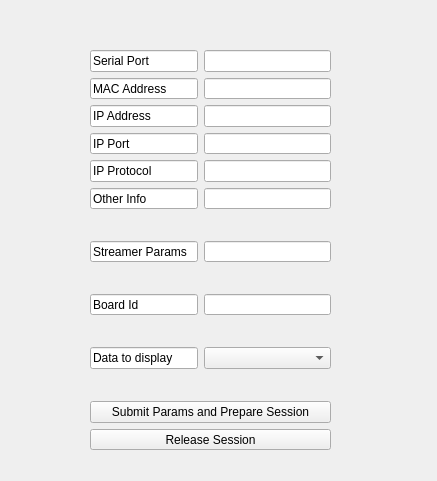
First picture: the form in applications/mne_scan/plugins/brainflowboard/FormFiles/brainflowsetupwidget.ui, repository mne-tools/mne-cpp, before the edit.
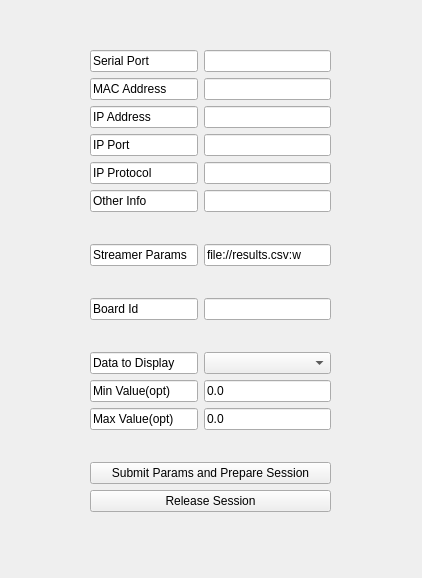
Second picture: the form after the edit.

The edit to the form file:
```diff
--- a/applications/mne_scan/plugins/brainflowboard/FormFiles/brainflowsetupwidget.ui
+++ b/applications/mne_scan/plugins/brainflowboard/FormFiles/brainflowsetupwidget.ui
@@ -6,8 +6,8 @@
    <rect>
     <x>0</x>
     <y>0</y>
-    <width>437</width>
-    <height>481</height>
+    <width>422</width>
+    <height>578</height>
    </rect>
   </property>
   <property name="windowTitle">
@@ -19,7 +19,7 @@
      <x>90</x>
      <y>50</y>
      <width>241</width>
-     <height>401</height>
+     <height>491</height>
     </rect>
    </property>
    <layout class="QFormLayout" name="formLayout">
@@ -122,7 +122,11 @@
      </widget>
     </item>
     <item row="7" column="1">
-     <widget class="QLineEdit" name="streamerParams"/>
+     <widget class="QLineEdit" name="streamerParams">
+      <property name="text">
+       <string>file://results.csv:w</string>
+      </property>
+     </widget>
     </item>
     <item row="8" column="0" colspan="2">
      <spacer name="horizontalSpacer">
@@ -150,7 +154,7 @@
     <item row="9" column="1">
      <widget class="QLineEdit" name="boardId"/>
     </item>
-    <item row="13" column="0" colspan="2">
+    <item row="15" column="0" colspan="2">
      <widget class="QPushButton" name="prepareSession">
       <property name="text">
        <string>Submit Params and Prepare Session</string>
@@ -160,7 +164,7 @@
     <item row="11" column="0">
      <widget class="QLineEdit" name="lineEdit_2">
       <property name="text">
-       <string>Data to display</string>
+       <string>Data to Display</string>
       </property>
       <property name="readOnly">
        <bool>true</bool>
@@ -183,26 +187,54 @@
     <item row="11" column="1">
      <widget class="QComboBox" name="dataType"/>
     </item>
-    <item row="12" column="0" colspan="2">
-     <spacer name="horizontalSpacer_4">
-      <property name="orientation">
-       <enum>Qt::Horizontal</enum>
-      </property>
-      <property name="sizeHint" stdset="0">
-       <size>
-        <width>40</width>
-        <height>20</height>
-       </size>
-      </property>
-     </spacer>
-    </item>
     <item row="14" column="0" colspan="2">
+     <spacer name="horizontalSpacer_4">
+      <property name="orientation">
+       <enum>Qt::Horizontal</enum>
+      </property>
+      <property name="sizeHint" stdset="0">
+       <size>
+        <width>40</width>
+        <height>20</height>
+       </size>
+      </property>
+     </spacer>
+    </item>
+    <item row="16" column="0" colspan="2">
      <widget class="QPushButton" name="releaseSession">
       <property name="text">
        <string>Release Session</string>
       </property>
      </widget>
     </item>
+    <item row="12" column="0">
+     <widget class="QLineEdit" name="lineEdit_4">
+      <property name="text">
+       <string>Min Value(opt)</string>
+      </property>
+     </widget>
+    </item>
+    <item row="13" column="0">
+     <widget class="QLineEdit" name="lineEdit_6">
+      <property name="text">
+       <string>Max Value(opt)</string>
+      </property>
+     </widget>
+    </item>
+    <item row="12" column="1">
+     <widget class="QLineEdit" name="minValue">
+      <property name="text">
+       <string>0.0</string>
+      </property>
+     </widget>
+    </item>
+    <item row="13" column="1">
+     <widget class="QLineEdit" name="maxValue">
+      <property name="text">
+       <string>0.0</string>
+      </property>
+     </widget>
+    </item>
    </layout>
   </widget>
  </widget>
```
